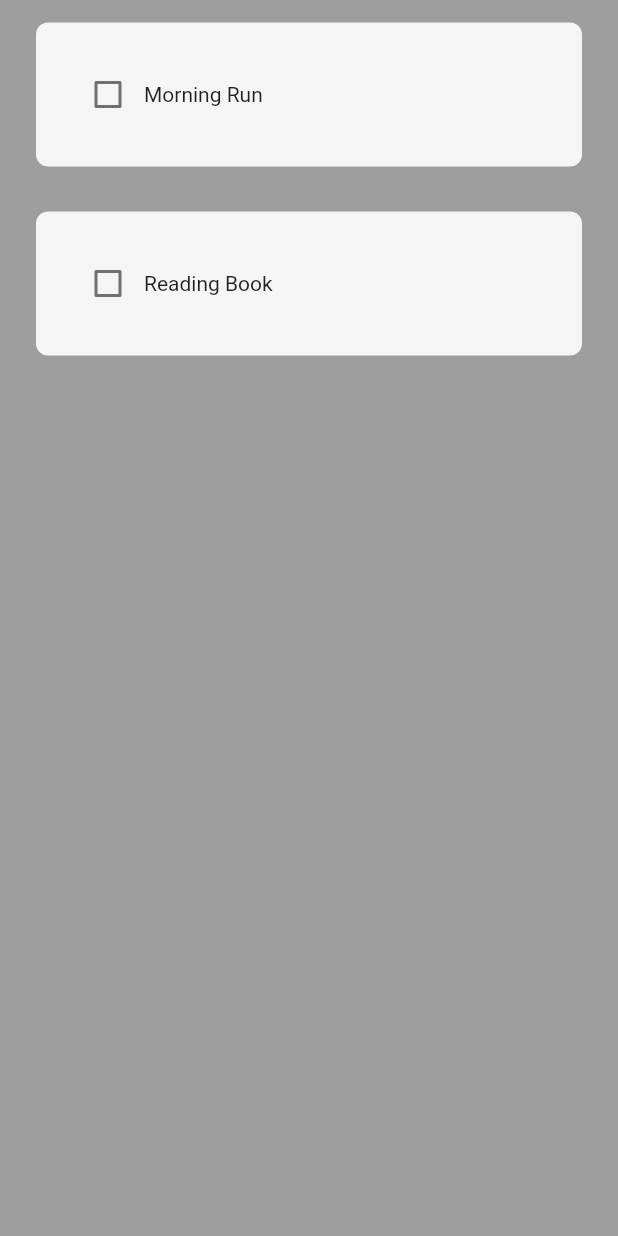
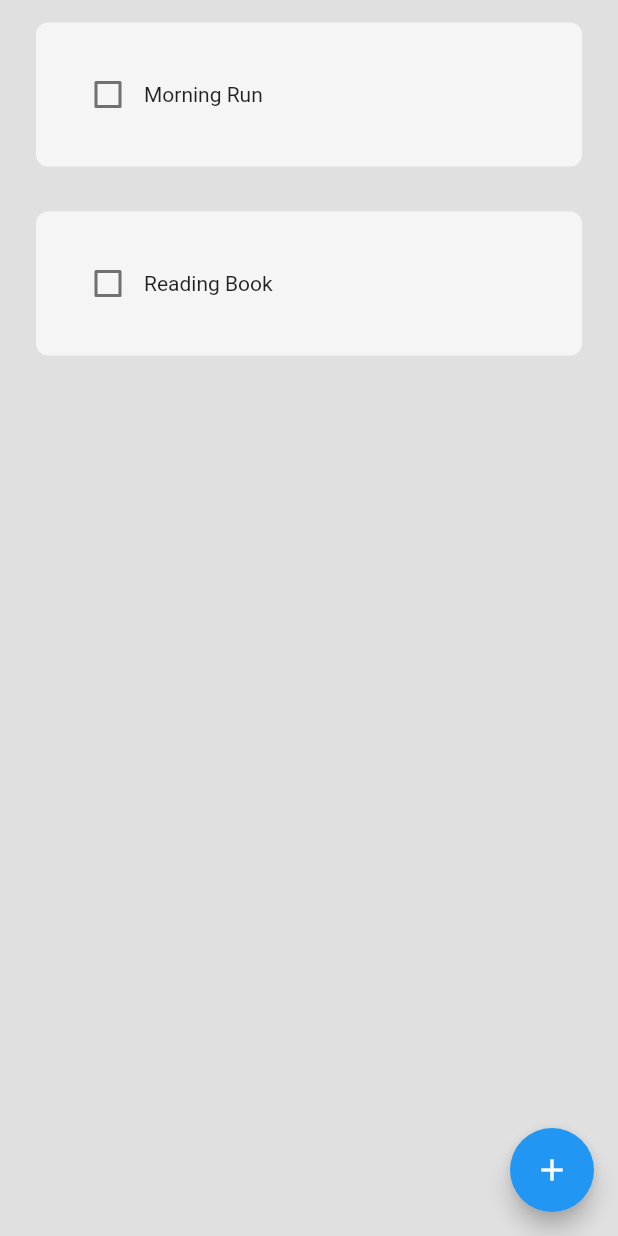
Before and after one commit to Dan-Sutton/habit-tracker, a Flutter app: the screen it shows after launch, on a phone screen of 412 x 824 dp. Run offline on Flutter 3.47's test engine with Material 2 defaults, Android fonts, the phone set to English and light mode, and no system bars.

```diff
--- /dev/null
+++ b/lib/components/my_fab.dart
@@ -0,0 +1,15 @@
+import 'package:flutter/material.dart';
+
+class MyFab extends StatelessWidget {
+  final Function()? onPressed;
+
+  const MyFab({Key? key, required this.onPressed}) : super(key: key);
+
+  @override
+  Widget build(BuildContext context) {
+    return FloatingActionButton(
+      onPressed: onPressed,
+      child: Icon(Icons.add),
+    );
+  }
+}
--- a/lib/pages/home_page.dart
+++ b/lib/pages/home_page.dart
@@ -1,6 +1,8 @@
 import 'package:flutter/material.dart';
 import 'package:flutter/widgets.dart';
 import 'package:habit_tracker/components/habit_tile.dart';
+import 'package:habit_tracker/components/my_fab.dart';
+import 'package:habit_tracker/components/new_habit_box.dart';
 
 class HomePage extends StatefulWidget {
   const HomePage({super.key});
@@ -23,10 +25,21 @@ class _HomePageState extends State<HomePage> {
     });
   }
 
+  void createNewHabit() {
+    showDialog(
+        context: context,
+        builder: (context) {
+          return NewHabitBox();
+        });
+  }
+
   @override
   Widget build(BuildContext context) {
     return Scaffold(
-      backgroundColor: Colors.grey,
+      backgroundColor: Colors.grey[300],
+      floatingActionButton: MyFab(
+        onPressed: createNewHabit,
+      ),
       body: ListView.builder(
         itemCount: todaysHabitList.length,
         itemBuilder: ((context, index) {
```
Also changed, not shown: lib/components/new_habit_box.dart (added, +22 -0 lines).
